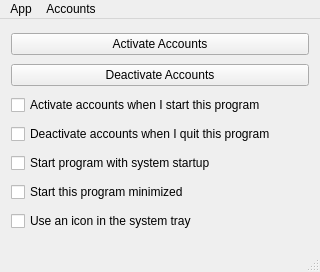
The window that desktop/qt/desktopclient/mainwindow.ui (flopcat/streamlogin) describes before a commit, drawn with Qt 5.
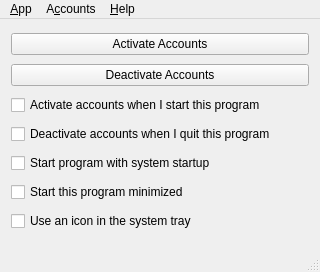
The same window after the commit.

Commit message: mainwindow: add about boxes

The edit to the form file:
```diff
--- a/desktop/qt/desktopclient/mainwindow.ui
+++ b/desktop/qt/desktopclient/mainwindow.ui
@@ -77,18 +77,26 @@
    </property>
    <widget class="QMenu" name="menuApp">
     <property name="title">
-     <string>App</string>
+     <string>&amp;App</string>
     </property>
     <addaction name="actionAppExit"/>
    </widget>
    <widget class="QMenu" name="menuAccounts">
     <property name="title">
-     <string>Accounts</string>
+     <string>A&amp;ccounts</string>
     </property>
     <addaction name="actionAccountsEdit"/>
    </widget>
+   <widget class="QMenu" name="menuHelp">
+    <property name="title">
+     <string>&amp;Help</string>
+    </property>
+    <addaction name="actionHelpAboutThisProgram"/>
+    <addaction name="actionHelpAboutQt"/>
+   </widget>
    <addaction name="menuApp"/>
    <addaction name="menuAccounts"/>
+   <addaction name="menuHelp"/>
   </widget>
   <widget class="QStatusBar" name="statusBar">
    <property name="sizePolicy">
```
Left out of the diff: 12 changed lines with no effect on the pictures. The commit also changes 2 other files.
